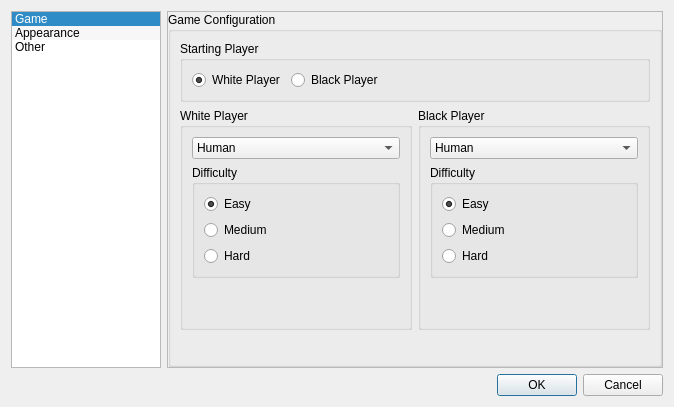
First picture: the form in ui/gsettingsdialog.ui, repository martinrotter/qgothic, before the edit.
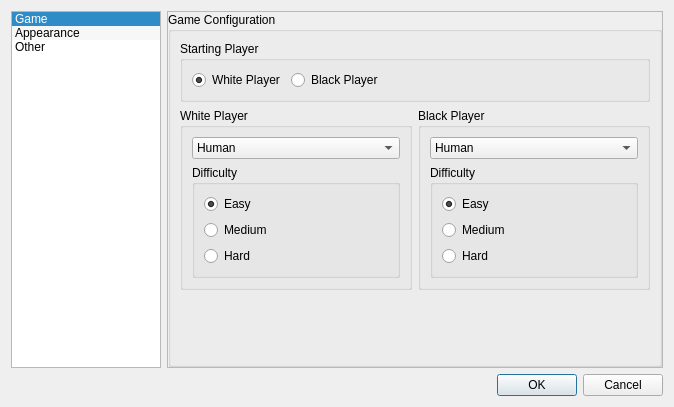
Second picture: the form after the edit.

The edit to the form file:
```diff
--- a/ui/gsettingsdialog.ui
+++ b/ui/gsettingsdialog.ui
@@ -193,25 +193,6 @@
                    </item>
                   </widget>
                  </item>
-                 <item row="3" column="0">
-                  <widget class="QLabel" name="m_labelWhiteStarts">
-                   <property name="minimumSize">
-                    <size>
-                     <width>0</width>
-                     <height>34</height>
-                    </size>
-                   </property>
-                   <property name="text">
-                    <string/>
-                   </property>
-                   <property name="alignment">
-                    <set>Qt::AlignCenter</set>
-                   </property>
-                   <property name="textInteractionFlags">
-                    <set>Qt::NoTextInteraction</set>
-                   </property>
-                  </widget>
-                 </item>
                 </layout>
                </widget>
               </item>
@@ -287,25 +268,6 @@
                    </item>
                   </widget>
                  </item>
-                 <item row="3" column="0">
-                  <widget class="QLabel" name="m_labelBlackStarts">
-                   <property name="minimumSize">
-                    <size>
-                     <width>0</width>
-                     <height>34</height>
-                    </size>
-                   </property>
-                   <property name="text">
-                    <string/>
-                   </property>
-                   <property name="alignment">
-                    <set>Qt::AlignCenter</set>
-                   </property>
-                   <property name="textInteractionFlags">
-                    <set>Qt::NoTextInteraction</set>
-                   </property>
-                  </widget>
-                 </item>
                 </layout>
                </widget>
               </item>
```
Left out of the diff: 2 changed lines with no effect on the pictures.
